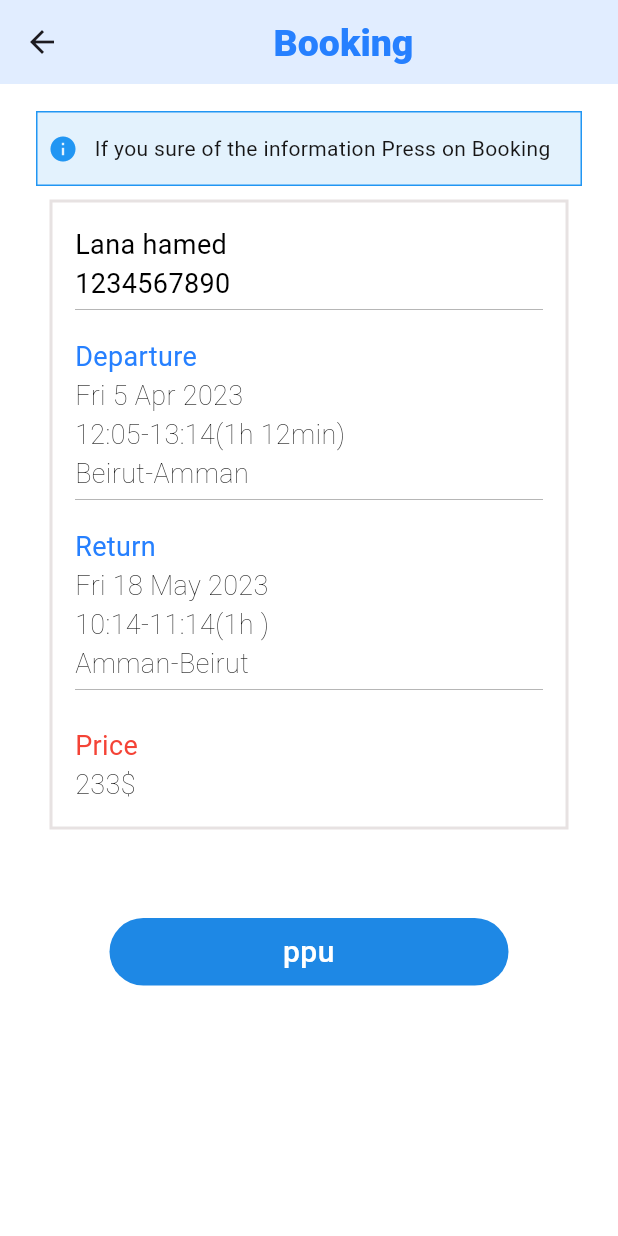
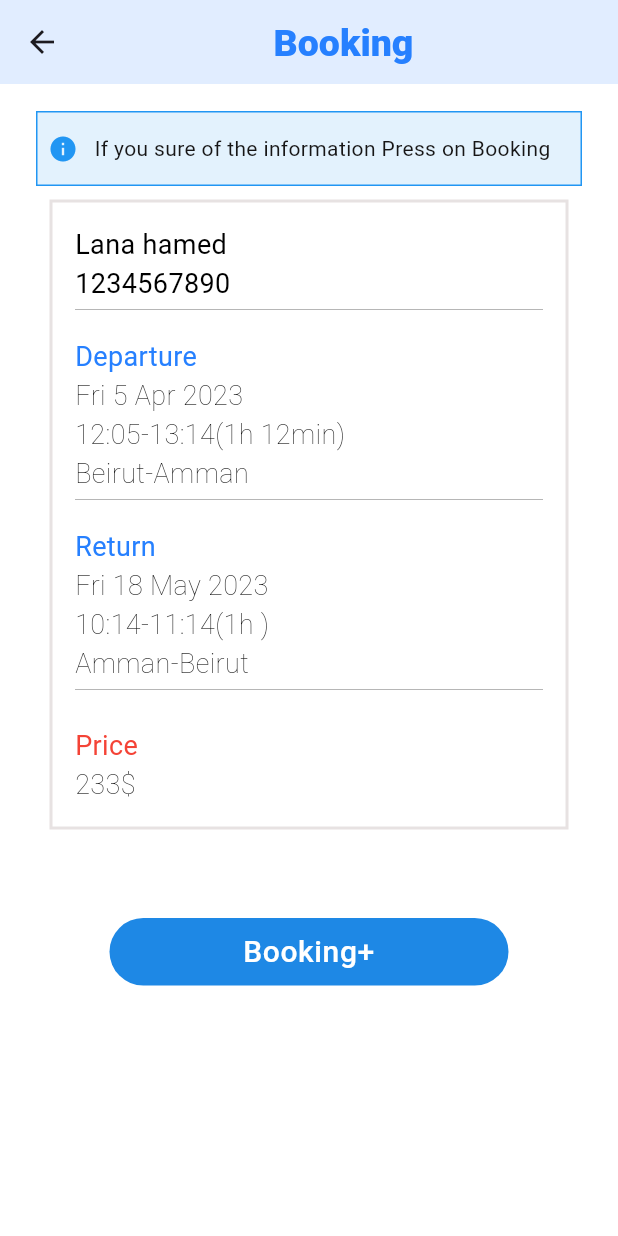
Before and after one commit to Lanahamed1/Tickets-Booking-Agency, a Flutter app: the BookingDetails screen opened directly, on a phone screen of 412 x 824 dp. Run offline on Flutter 3.47's test engine with Material 3 defaults, Android fonts, the phone set to English and light mode, and no system bars; our stand-ins replace flutter_rating_bar, get, google_nav_bar, shared_preferences; missing offline and left inert: date_format_field; accounts and stored records are empty.

Commit message:
new commit

```diff
--- a/lib/booking/booking_details.dart
+++ b/lib/booking/booking_details.dart
@@ -169,7 +169,7 @@ class BookingDetails extends StatelessWidget {
                 child: MaterialButton(
                   onPressed: () {},
                   child: const Text(
-                    "ppu",
+                    "Booking+",
                     textAlign: TextAlign.right,
                     style: TextStyle(
                         letterSpacing: 0.4,
```
